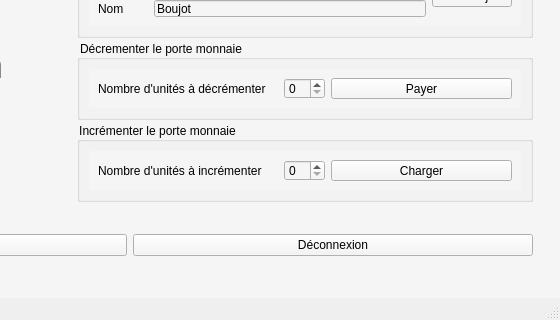
This is TP/mainwindow.ui in Nicooow/tp-nfc as Qt 5 draws it before an edit; both pictures show x 300 to 860 and y 154 to 474 of the 860 by 474 pixel window. The edited form follows.
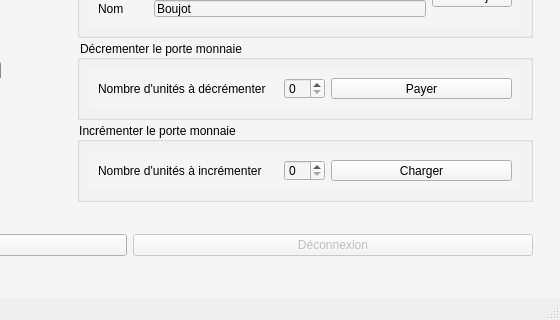
This is the edited form. Icons and pictures are not drawn.

```diff
--- a/TP/mainwindow.ui
+++ b/TP/mainwindow.ui
@@ -378,7 +378,10 @@
         </widget>
        </item>
        <item>
-        <widget class="QPushButton" name="pushButton_6">
+        <widget class="QPushButton" name="disconnect">
+         <property name="enabled">
+          <bool>false</bool>
+         </property>
          <property name="text">
           <string>Déconnexion</string>
          </property>
```
Left out of the diff: 2 changed lines with no effect on the pictures.
